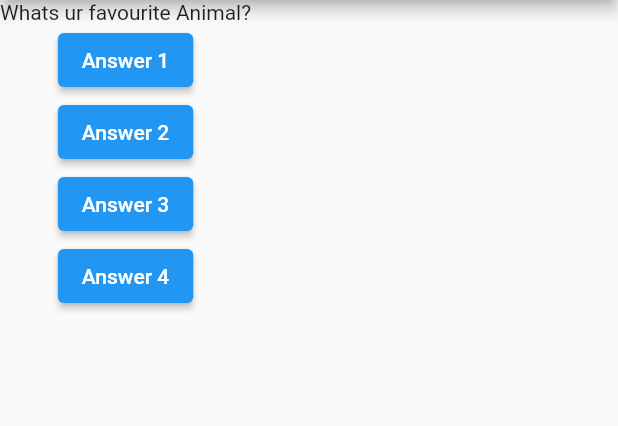
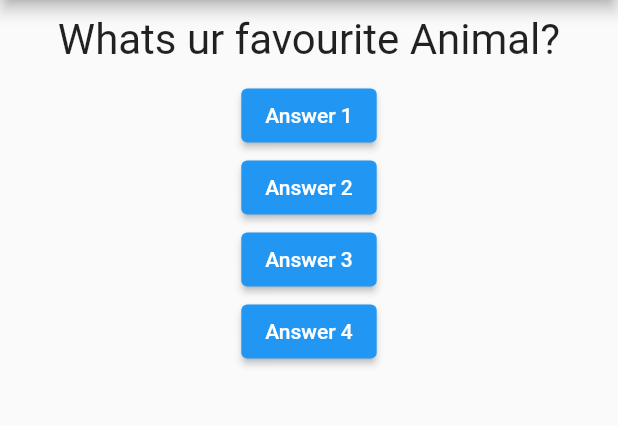
Before and after one commit to hga-777/Quiz_App, a Flutter app: the screen it shows after launch, after a tap on "Answer 1", on a phone screen of 412 x 824 dp, the part 84-510 px from its top. Run offline on Flutter 3.47's test engine with Material 2 defaults, Android fonts, the light colour scheme and no system bars.

Commit message:
New file Question has been added and some styling on container has been done

```diff
--- /dev/null
+++ b/lib/Question.dart
@@ -0,0 +1,20 @@
+import 'package:flutter/material.dart';
+
+class Question extends StatelessWidget {
+  final String questionText;
+
+  Question(this.questionText);
+
+  @override
+  Widget build(BuildContext context) {
+    return Container(
+      width: double.infinity,  //iska mtlb parent class me pura ka pura horizontal space occupy krna
+      margin: EdgeInsets.all(10), //saare directoin se margin dena
+      child: Text(
+        questionText,
+        style: TextStyle(fontSize: 28),
+        textAlign: TextAlign.center,
+      ),
+    );
+  }
+}
--- a/lib/main.dart
+++ b/lib/main.dart
@@ -1,5 +1,5 @@
 import 'package:flutter/material.dart';
-
+import './Question.dart';
 // 'import krne ka mtlb kisi alg file se koi functionality ko copy krna
 // 'is case me hmlog flutter package se material file ko import kiye hai
 void main() {
@@ -13,18 +13,18 @@
   @override
   State<StatefulWidget> createState() {
     // TODO: implement createState
-    return MyAppState();
+    return _MyAppState();   //underscore lgane se private bn jaega
   }
 }
 
-class MyAppState extends State<MyApp> {
-  var questionIndex = 0;
-  void answerQuestion() {
+class _MyAppState extends State<MyApp> {
+  var _questionIndex = 0;
+  void _answerQuestion() {
     setState(() {
       //yeh ek functoin h jo ki set class me rehta hai and anonymous function leta hai
-      questionIndex = questionIndex + 1;
+      _questionIndex = _questionIndex + 1;
     });
-    print(questionIndex);
+    print(_questionIndex);
   }
 
   //yeh show krne ke liye ki mera yeh state class statefulwidget se connected hai
@@ -47,17 +47,17 @@
         ),
         body: Column(children: [
           //children is the list of widgets
-          Text(questions[questionIndex]),
+          Question(questions[_questionIndex]),
           ElevatedButton(
-              onPressed: answerQuestion, child: const Text("Answer 1")),
+              onPressed: _answerQuestion, child: const Text("Answer 1")),
           ElevatedButton(
-              onPressed: answerQuestion,
+              onPressed: _answerQuestion,
               child: const Text(
                   "Answer 2")), //on pressed pr function call hoga yeh rk anaonymous function hai
           ElevatedButton(
-              onPressed: answerQuestion, child: const Text("Answer 3")),
+              onPressed: _answerQuestion, child: const Text("Answer 3")),
           ElevatedButton(
-              onPressed: answerQuestion, child: const Text("Answer 4"))
+              onPressed: _answerQuestion, child: const Text("Answer 4"))
         ]),
       ),
     ); //yeh ek widget hai pr isme arguement pass kr rhe hai
```
